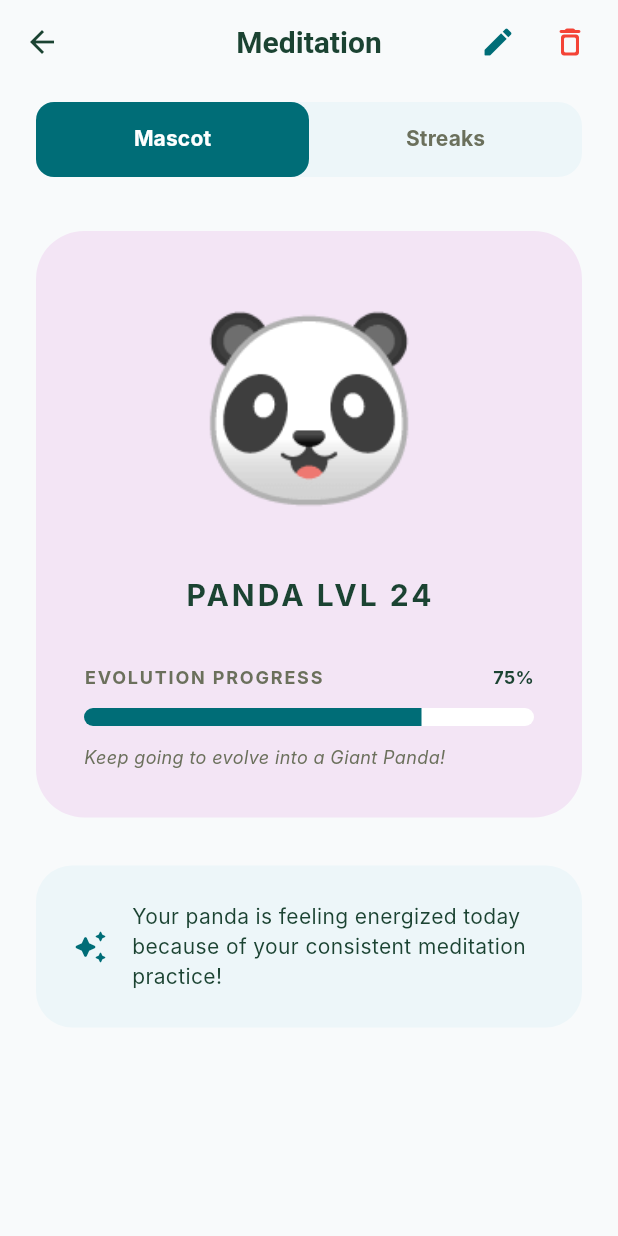
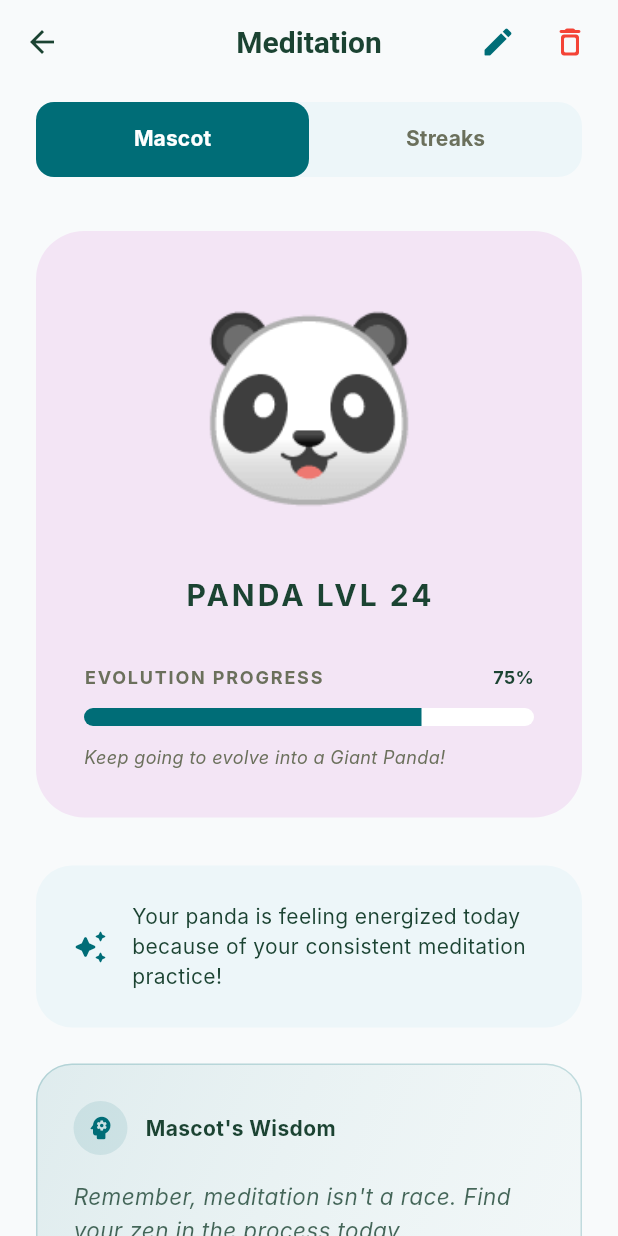
Before and after one commit to omaralaye/habitflow, a Flutter app: the HabitDetailScreen screen opened directly with sample values from the repository, on a phone screen of 412 x 824 dp. Run offline on Flutter 3.47's test engine with Material 3 defaults, Android fonts, the phone set to English and light mode, and no system bars; our stand-ins replace animated_notch_bottom_bar, supabase_flutter; accounts and stored records are empty; Roboto replaces fonts that are missing (Inter).

Commit message:
feat: add AI-powered Mascot Mentorship features
- Created AIService for habit refinement, mascot insights, and focus pep talks.
- Integrated AI Habit Refiner in AddHabitScreen to optimize goals.
- Added "Mascot's Wisdom" section in HabitDetailScreen with personality-driven coaching.
- Implemented dynamic mascot pep talks in FocusHubScreen during focus sessions.
- Fixed FutureBuilder anti-pattern in HabitDetailScreen by memoizing AI futures.
- Refined focus hub speech bubble positioning for better responsiveness.

Co-authored-by: omaralaye <199628096+omaralaye@users.noreply.github.com>

```diff
--- a/lib/screens/habit_detail_screen.dart
+++ b/lib/screens/habit_detail_screen.dart
@@ -2,6 +2,7 @@ import 'package:flutter/material.dart';
 import '../utils/constants.dart';
 import '../services/theme_service.dart';
 import '../services/database_service.dart';
+import '../services/ai_service.dart';
 import '../models/habit_model.dart';
 import 'add_habit_screen.dart';
 
@@ -15,11 +16,13 @@ class HabitDetailScreen extends StatefulWidget {
 
 class _HabitDetailScreenState extends State<HabitDetailScreen> with SingleTickerProviderStateMixin {
   late TabController _tabController;
+  Future<String>? _mascotWisdomFuture;
 
   @override
   void initState() {
     super.initState();
     _tabController = TabController(length: 2, vsync: this);
+    _mascotWisdomFuture = AIService().getMascotInsight(widget.habit);
   }
 
   @override
@@ -230,7 +233,9 @@ class _HabitDetailScreenState extends State<HabitDetailScreen> with SingleTicker
     final isDark = ThemeService().isDarkMode;
     final theme = Theme.of(context);
 
-    return Container(
+    return Column(
+      children: [
+        Container(
           padding: const EdgeInsets.all(24),
           decoration: BoxDecoration(
             color: isDark ? theme.cardTheme.color : AppColors.primaryLighter,
@@ -252,6 +257,85 @@ class _HabitDetailScreenState extends State<HabitDetailScreen> with SingleTicker
               ),
             ],
           ),
+        ),
+        const SizedBox(height: 24),
+        _buildMascotWisdom(habit),
+      ],
+    );
+  }
+
+  Widget _buildMascotWisdom(HabitModel habit) {
+    final isDark = ThemeService().isDarkMode;
+    final theme = Theme.of(context);
+
+    return FutureBuilder<String>(
+      future: _mascotWisdomFuture,
+      builder: (context, snapshot) {
+        final insight = snapshot.data ?? 'Reflecting on your journey...';
+        final isLoading = snapshot.connectionState == ConnectionState.waiting;
+
+        return Container(
+          width: double.infinity,
+          padding: const EdgeInsets.all(24),
+          decoration: BoxDecoration(
+            gradient: LinearGradient(
+              colors: isDark
+                  ? [AppColors.darkSurface, AppColors.darkCard]
+                  : [AppColors.primary.withOpacity(0.1), AppColors.primaryLight.withOpacity(0.05)],
+              begin: Alignment.topLeft,
+              end: Alignment.bottomRight,
+            ),
+            borderRadius: BorderRadius.circular(24),
+            border: Border.all(
+              color: AppColors.primary.withOpacity(0.2),
+              width: 1,
+            ),
+          ),
+          child: Column(
+            crossAxisAlignment: CrossAxisAlignment.start,
+            children: [
+              Row(
+                children: [
+                  Container(
+                    padding: const EdgeInsets.all(8),
+                    decoration: BoxDecoration(
+                      color: AppColors.primary.withOpacity(0.1),
+                      shape: BoxShape.circle,
+                    ),
+                    child: const Icon(Icons.psychology_rounded, color: AppColors.primary, size: 20),
+                  ),
+                  const SizedBox(width: 12),
+                  Text(
+                    'Mascot\'s Wisdom',
+                    style: TextStyle(
+                      fontSize: 14,
+                      fontWeight: FontWeight.bold,
+                      color: theme.colorScheme.onSurface,
+                    ),
+                  ),
+                  const Spacer(),
+                  if (isLoading)
+                    const SizedBox(
+                      width: 16,
+                      height: 16,
+                      child: CircularProgressIndicator(strokeWidth: 2),
+                    ),
+                ],
+              ),
+              const SizedBox(height: 16),
+              Text(
+                insight,
+                style: TextStyle(
+                  fontSize: 15,
+                  fontStyle: FontStyle.italic,
+                  color: theme.colorScheme.onSurface.withOpacity(0.8),
+                  height: 1.5,
+                ),
+              ),
+            ],
+          ),
+        );
+      },
     );
   }
 
--- /dev/null
+++ b/lib/services/ai_service.dart
@@ -0,0 +1,93 @@
+import 'dart:math';
+import '../models/habit_model.dart';
+
+class AIService {
+  static final AIService _instance = AIService._internal();
+  factory AIService() => _instance;
+  AIService._internal();
+
+  /// Simulates refining a habit name into something more actionable and specific.
+  Future<String> refineHabit(String habitName) async {
+    // Simulating API delay
+    await Future.delayed(const Duration(milliseconds: 800));
+
+    final lowerName = habitName.toLowerCase();
+    if (lowerName.contains('read')) {
+      return 'Read 10 pages of a non-fiction book';
+    } else if (lowerName.contains('exercise') || lowerName.contains('workout')) {
+      return 'Complete a 15-minute high-intensity workout';
+    } else if (lowerName.contains('water')) {
+      return 'Drink a glass of water every 2 hours';
+    } else if (lowerName.contains('meditate')) {
+      return 'Practice 5 minutes of mindful breathing';
+    } else if (lowerName.contains('code') || lowerName.contains('programming')) {
+      return 'Solve one coding challenge or commit to a side project';
+    } else {
+      return 'Start with just 5 minutes of $habitName today';
+    }
+  }
+
+  /// Generates a personalized insight from the mascot based on its personality.
+  Future<String> getMascotInsight(HabitModel habit) async {
+    await Future.delayed(const Duration(milliseconds: 600));
+
+    final random = Random();
+    final insights = _mascotInsights[habit.mascot] ?? ['You\'re doing great! Keep it up!'];
+    return insights[random.nextInt(insights.length)].replaceAll('{habit}', habit.name.toLowerCase());
+  }
+
+  /// Generates a quick pep talk for the focus session.
+  Future<String> getPepTalk(HabitModel habit) async {
+    final random = Random();
+    final talks = _mascotPepTalks[habit.mascot] ?? ['Let\'s stay focused together!'];
+    return talks[random.nextInt(talks.length)];
+  }
+
+  final Map<MascotType, List<String>> _mascotInsights = {
+    MascotType.panda: [
+      'Focusing on {habit} is like tending a bamboo forest—patience is key. You\'re growing stronger every day.',
+      'Remember, {habit} isn\'t a race. Find your zen in the process today.',
+      'A calm mind makes {habit} easier. Take a deep breath before you start.',
+    ],
+    MascotType.penguin: [
+      'Consistency is the engine of progress. Your {habit} streak is looking sharp!',
+      'Even in the coldest winds, we keep moving. Don\'t let distractions stop your {habit} today.',
+      'Precision matters. How can you make your {habit} 1% better today?',
+    ],
+    MascotType.koala: [
+      'Progress on {habit} is still progress, no matter how slow. Rest is just as important as the work.',
+      'Don\'t overexert yourself with {habit}. Consistency beats intensity every time.',
+      'Make sure you\'re comfortable before starting {habit}. A cozy environment helps focus.',
+    ],
+    MascotType.fox: [
+      'Work smarter, not harder. What\'s the most efficient way to complete {habit} today?',
+      'Adaptability is your greatest strength. If your schedule changes, find a new way to fit in {habit}.',
+      'I see a clever pattern in your {habit} tracking. Keep outsmarting your old excuses!',
+    ],
+    MascotType.cat: [
+      'You don\'t need anyone\'s permission to excel at {habit}. Your independence is your power.',
+      'Be curious about your progress with {habit}. What did you learn about yourself today?',
+      'Stay agile. If {habit} feels stuck, try approaching it from a different angle.',
+    ],
+    MascotType.dog: [
+      'I\'m so excited to see you tackle {habit} today! You\'ve got this!',
+      'Wag more, worry less. You\'re doing an amazing job with your {habit} goals!',
+      'Let\'s go! {habit} is going to be the highlight of our day!',
+    ],
+    MascotType.bear: [
+      'Your strength comes from your discipline. {habit} is building a powerful foundation.',
+      'Face {habit} head-on today. You have the power to overcome any obstacle.',
+      'Protect your time for {habit}. It is the fuel for your inner strength.',
+    ],
+  };
+
+  final Map<MascotType, List<String>> _mascotPepTalks = {
+    MascotType.panda: ['Stay calm and focused.', 'Breathe through the challenge.', 'Peace in, distractions out.'],
+    MascotType.penguin: ['Eyes on the prize.', 'Stay the course.', 'One step at a time, perfectly.'],
+    MascotType.koala: ['Easy does it.', 'Steady and sure.', 'Enjoy the flow.'],
+    MascotType.fox: ['Stay sharp.', 'Outsmart the distractions.', 'Focus with intent.'],
+    MascotType.cat: ['Stay alert.', 'Pure focus.', 'Master your craft.'],
+    MascotType.dog: ['You\'re doing it!', 'Keep going, friend!', 'So proud of you!'],
+    MascotType.bear: ['Be powerful.', 'Unyielding focus.', 'Conquer this session.'],
+  };
+}
```
Also changed, not shown: lib/screens/add_habit_screen.dart (+31 -0 lines), lib/screens/focus_hub_screen.dart (+48 -1 lines). Lines whose indentation alone changed are shown as unchanged.
